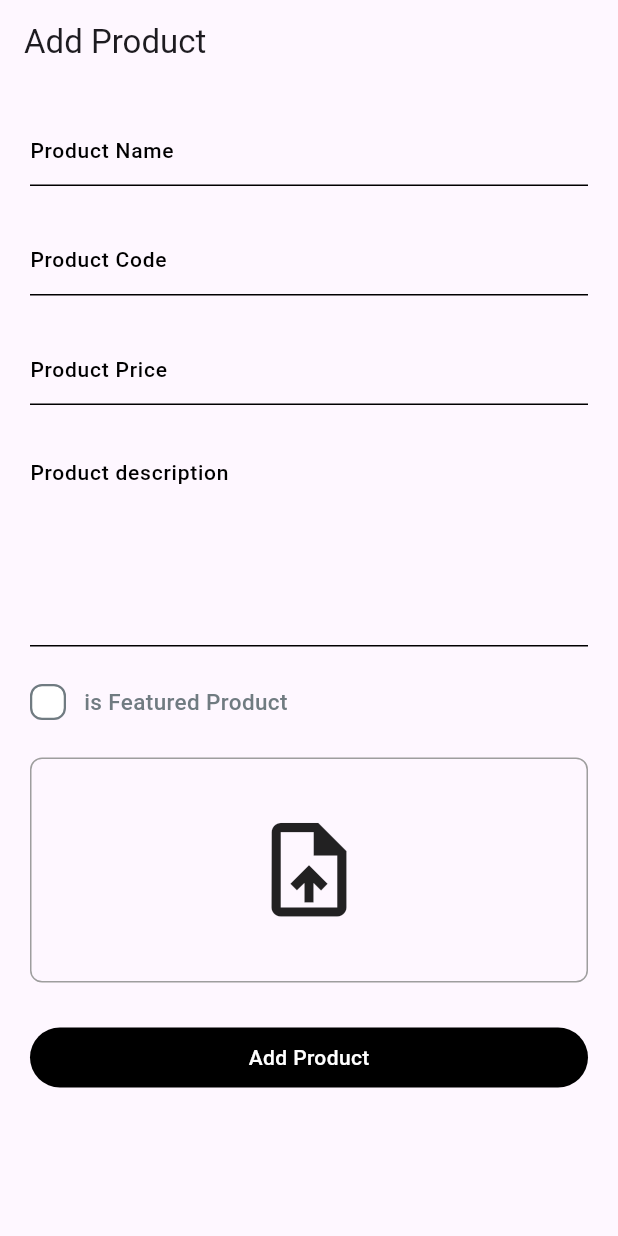
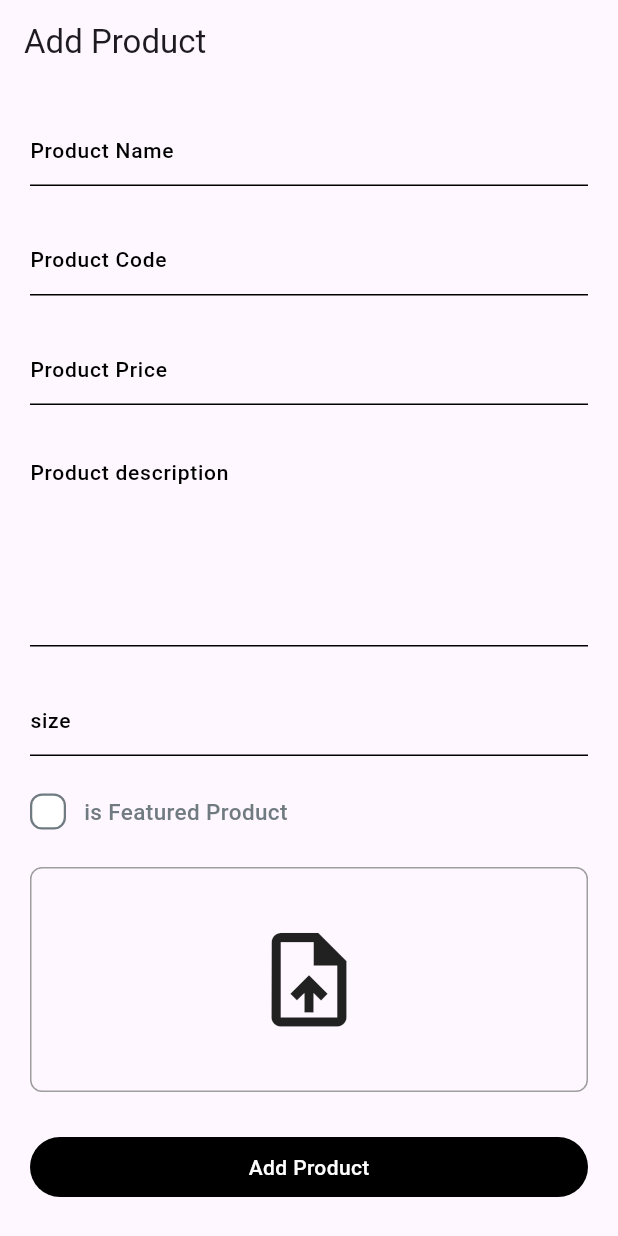
Before and after one commit to amirashawki/Shoely_dashboard, a Flutter app: the AddProductView screen opened by its route, on a phone screen of 412 x 824 dp. Run offline on Flutter 3.47's test engine with Material 3 defaults, Android fonts, the phone set to English and light mode, and no system bars; drawn by our look-alikes of modal_progress_hud_nsn, skeletonizer; our stand-ins replace bloc, cloud_firestore, dartz, device_preview, dio, firebase_core and 5 more; accounts and stored records are empty.

```diff
--- a/lib/features/add_product/data/models/add_product_Input_model.dart
+++ b/lib/features/add_product/data/models/add_product_Input_model.dart
@@ -11,6 +11,7 @@ class AddProductInputModel {
   final String? imageUrl;
   final String productCode;
   final bool isFeatured;
+  final num size;
 
   AddProductInputModel({
     required this.name,
@@ -20,6 +21,7 @@ class AddProductInputModel {
     this.imageUrl,
     required this.productCode,
     required this.isFeatured,
+    required this.size,
   });
   factory AddProductInputModel.fromEntity(
     AddProductInputEntity addProductInputEntity,
@@ -31,7 +33,8 @@ class AddProductInputModel {
       imageFile: addProductInputEntity.imageFile,
       productCode: addProductInputEntity.productCode,
       isFeatured: addProductInputEntity.isFeatured,
-      imageUrl: addProductInputEntity.imageUrl
+      imageUrl: addProductInputEntity.imageUrl,
+      size: addProductInputEntity.size,
     );
   }
   toJson() {
@@ -42,6 +45,7 @@ class AddProductInputModel {
       'imageUrl': imageUrl,
       'productCode': productCode,
       'isFeatured': isFeatured,
+      'size': size,
     };
   }
 }
--- a/lib/features/add_product/domain/entities/add_product_input_entity.dart
+++ b/lib/features/add_product/domain/entities/add_product_input_entity.dart
@@ -5,10 +5,11 @@ class AddProductInputEntity {
   final String description;
 
   final num price;
- File imageFile;
- String? imageUrl;
+  File imageFile;
+  String? imageUrl;
   final String productCode;
   final bool isFeatured;
+  final num size;
 
   AddProductInputEntity({
     required this.name,
@@ -18,5 +19,6 @@ class AddProductInputEntity {
     this.imageUrl,
     required this.productCode,
     required this.isFeatured,
+    required this.size,
   });
 }
--- a/lib/features/add_product/presentation/views/add_product_view_body.dart
+++ b/lib/features/add_product/presentation/views/add_product_view_body.dart
@@ -22,7 +22,7 @@ class _AddProductViewBodyState extends State<AddProductViewBody> {
   late String productName, productCode, productDescription;
   bool isProductFeatured = false;
   File? imageFile;
-  late num productPrice;
+  late num productPrice, productsize;
   @override
   Widget build(BuildContext context) {
     return SingleChildScrollView(
@@ -62,6 +62,14 @@ class _AddProductViewBodyState extends State<AddProductViewBody> {
                 },
               ),
               SizedBox(height: 25),
+              CustomTextFormField(
+                hintText: 'size',
+                maxLines: 1,
+                onSaved: (value) {
+                  productsize = num.parse(value!);
+                },
+              ),
+              SizedBox(height: 25),
               IsFeatured(
                 onChanged: (isFeatured) {
                   isProductFeatured = isFeatured;
@@ -88,6 +96,7 @@ class _AddProductViewBodyState extends State<AddProductViewBody> {
                             price: productPrice,
                             isFeatured: isProductFeatured,
                             imageFile: imageFile!,
+                            size: productsize,
                           );
                       context.read<AddProductCubit>().addProduct(
                         addProductInputEntity,
```
Also changed, not shown: lib/features/add_product/data/models/review_model.dart (added, +46 -0 lines), lib/features/add_product/domain/entities/review_entity.dart (added, +15 -0 lines).
